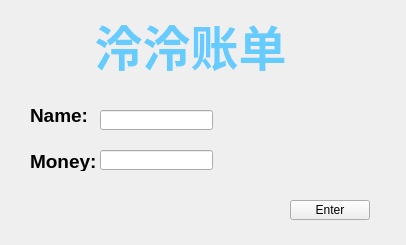
Above: BillList.ui from VenSaber/BillList before the change. Below: the same form after it.
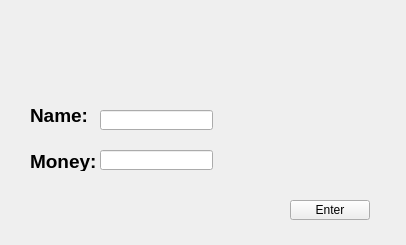
That is the form after the change.

Diff of the .ui file:
```diff
--- a/BillList.ui
+++ b/BillList.ui
@@ -13,23 +13,6 @@
   <property name="windowTitle">
    <string>Form</string>
   </property>
-  <widget class="QLabel" name="TitleLabel">
-   <property name="geometry">
-    <rect>
-     <x>80</x>
-     <y>0</y>
-     <width>221</width>
-     <height>91</height>
-    </rect>
-   </property>
-   <property name="text">
-    <string>&lt;!DOCTYPE HTML PUBLIC &quot;-//W3C//DTD HTML 4.0//EN&quot; &quot;http://www.w3.org/TR/REC-html40/strict.dtd&quot;&gt;
-&lt;html&gt;&lt;head&gt;&lt;meta name=&quot;qrichtext&quot; content=&quot;1&quot; /&gt;&lt;style type=&quot;text/css&quot;&gt;
-p, li { white-space: pre-wrap; }
-&lt;/style&gt;&lt;/head&gt;&lt;body style=&quot; font-family:'SimSun'; font-size:9pt; font-weight:400; font-style:normal;&quot;&gt;
-&lt;p align=&quot;center&quot; style=&quot; margin-top:0px; margin-bottom:0px; margin-left:0px; margin-right:0px; -qt-block-indent:0; text-indent:0px;&quot;&gt;&lt;span style=&quot; font-size:36pt; font-weight:600; color:#66ccff;&quot;&gt;泠泠账单&lt;/span&gt;&lt;/p&gt;&lt;/body&gt;&lt;/html&gt;</string>
-   </property>
-  </widget>
   <widget class="QLabel" name="NameLabel">
    <property name="geometry">
     <rect>
```
